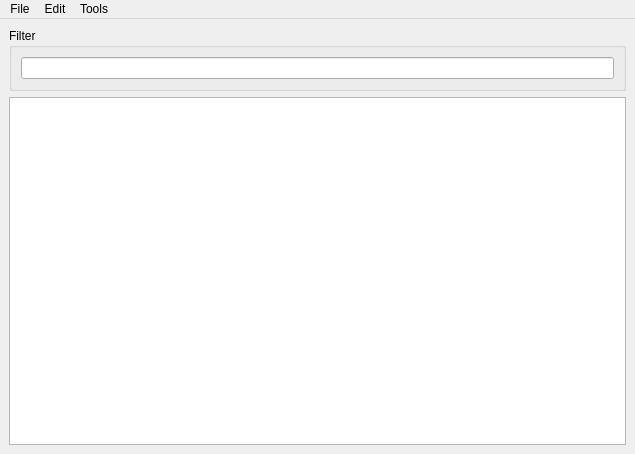
Qt form ui/editors/twoda/twoda_editor.ui (NickHugi/PyKotor) before a commit.
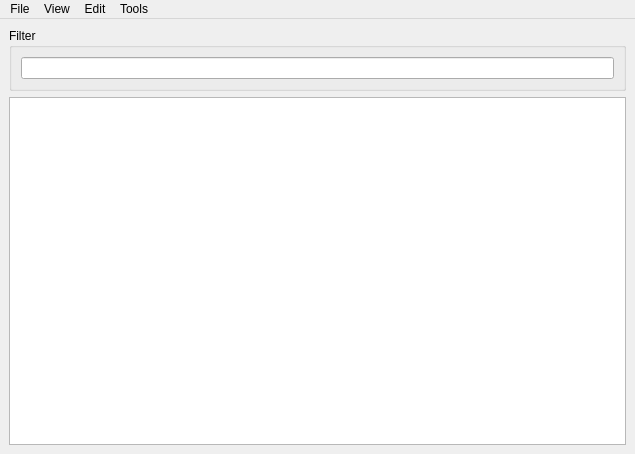
The same form after that commit.

Commit message: Add option to change horizontal headers

What changed in the file:
```diff
--- a/ui/editors/twoda/twoda_editor.ui
+++ b/ui/editors/twoda/twoda_editor.ui
@@ -48,7 +48,7 @@
      <x>0</x>
      <y>0</y>
      <width>635</width>
-     <height>21</height>
+     <height>22</height>
     </rect>
    </property>
    <widget class="QMenu" name="menuFile">
@@ -82,7 +82,20 @@
     <addaction name="separator"/>
     <addaction name="actionRedoRowLabels"/>
    </widget>
+   <widget class="QMenu" name="menuView">
+    <property name="title">
+     <string>View</string>
+    </property>
+    <widget class="QMenu" name="menuSetRowHeader">
+     <property name="title">
+      <string>Set Row Header</string>
+     </property>
+     <addaction name="actionplaceholder"/>
+    </widget>
+    <addaction name="menuSetRowHeader"/>
+   </widget>
    <addaction name="menuFile"/>
+   <addaction name="menuView"/>
    <addaction name="menuEdit"/>
    <addaction name="menuTools"/>
   </widget>
```
Left out of the diff: 5 changed lines with no effect on the pictures. The commit also changes 2 other files.
